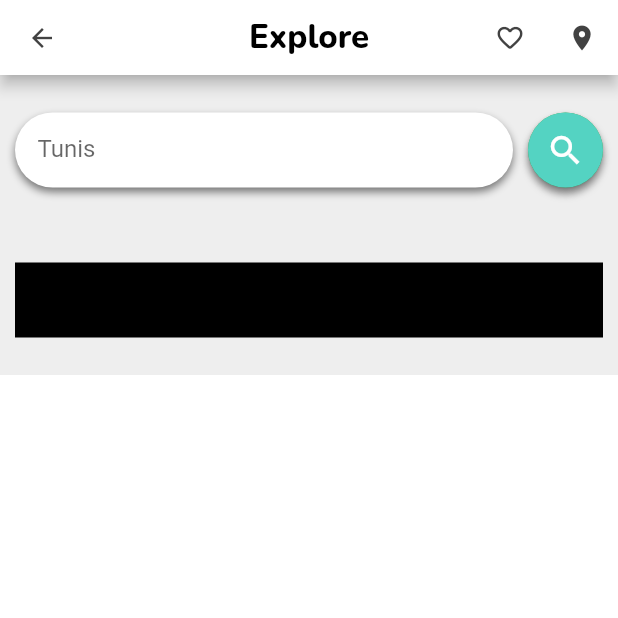
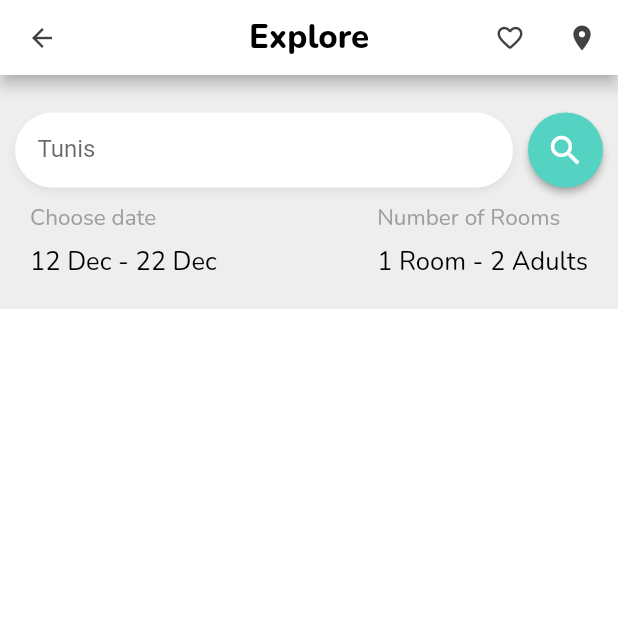
Before and after one commit to ZeinebHouman/flutter_application_hotel, a Flutter app: the screen it shows after launch, on a phone screen of 412 x 824 dp, the top half of it. Run offline on Flutter 3.47's test engine with Material 2 defaults, Android fonts, the phone set to English and light mode, and no system bars; our stand-ins replace google_fonts; missing offline and left inert: dart:html.

Commit message:
add informations in seachSections

```diff
--- a/lib/main.dart
+++ b/lib/main.dart
@@ -78,7 +78,7 @@ class SearchSection extends StatelessWidget{
   @override
   Widget build(BuildContext context)
   {
-    return Container(height: 200,
+    return Container(
       color: Colors.grey[200],
       padding: EdgeInsets.fromLTRB(10, 25, 10, 10),
       child: Column(children: [
@@ -95,7 +95,7 @@ class SearchSection extends StatelessWidget{
             borderRadius: BorderRadius.circular(30),
             boxShadow: [
               BoxShadow(
-                color: Colors.grey.shade600,
+                color: Colors.grey.shade300,
                 blurRadius: 4,
                 offset: Offset(0,3)
 
@@ -119,13 +119,12 @@ class SearchSection extends StatelessWidget{
          height: 50,
          width : 50,
          decoration: BoxDecoration(
-            color: Colors.green,
             borderRadius: BorderRadius.all(
               Radius.circular(25)
             ),
             boxShadow: [
               BoxShadow(
-                color: Colors.grey,
+                color: Colors.grey.shade300,
                 blurRadius: 4,
                 offset: Offset(0,4)
 
@@ -150,10 +149,43 @@ class SearchSection extends StatelessWidget{
 
 
        ]),
-       SizedBox(height: 50),
 
 
-        Container(height: 50, color: Colors.black)
+
+       Row(
+         mainAxisAlignment: MainAxisAlignment.spaceBetween,
+         children: [
+          Container(
+            margin: EdgeInsets.all(10),
+            child:
+            Column(
+              crossAxisAlignment: CrossAxisAlignment.start,
+              children: [
+              Text("Choose date",  style: GoogleFonts.nunito(
+                                        color: Colors.grey,
+                                        fontSize: 15)),
+                SizedBox(height: 8),
+              Text("12 Dec - 22 Dec", style: GoogleFonts.nunito(
+                                        color: Colors.black,
+                                        fontSize: 17))],)
+            ),
+            Container(
+            margin: EdgeInsets.all(10),
+            child:
+            Column(
+              crossAxisAlignment: CrossAxisAlignment.start,
+              children: [
+              Text("Number of Rooms",  style: GoogleFonts.nunito(
+                                            color: Colors.grey ,
+                                            fontSize: 15) ),
+              SizedBox(height: 8),
+              Text("1 Room - 2 Adults", style: GoogleFonts.nunito(
+                                        color: Colors.black,
+                                        fontSize: 17))
+              ])
+            )
+
+       ],)
 
       ],));
 
```
